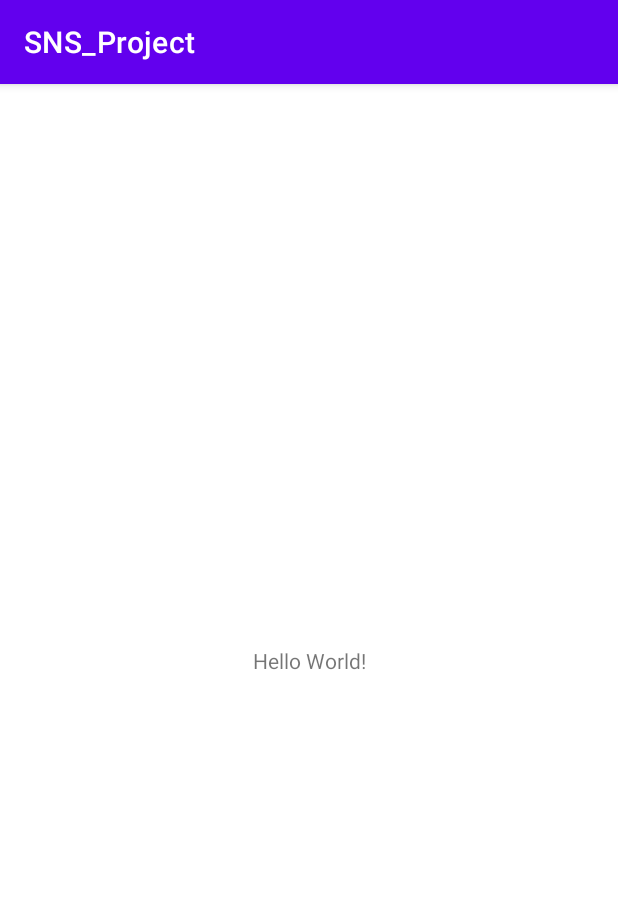
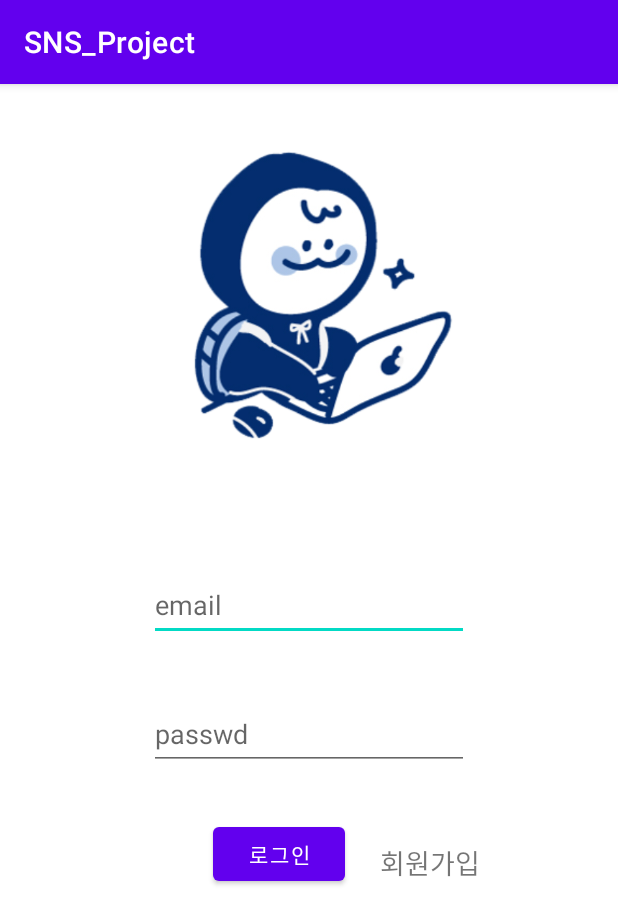
Before and after one commit to wonchanjoo/Android_SNS_Project, an Android app: the screen it shows after launch (MainActivity), on a phone screen of 412 x 824 dp. Shown: the top 924 px of the screen. Run offline under Robolectric (Android 15) with nearby library versions, the phone set to English and light mode, and no system bars.

Commit message:
login xml

```diff
--- a/app/src/main/AndroidManifest.xml
+++ b/app/src/main/AndroidManifest.xml
@@ -17,14 +17,13 @@
             android:exported="true">
             <intent-filter>
                 <action android:name="android.intent.action.MAIN" />
-
                 <category android:name="android.intent.category.LAUNCHER" />
             </intent-filter>
-
             <meta-data
                 android:name="android.app.lib_name"
                 android:value="" />
         </activity>
+        <activity android:name=".LoadingActivity" />
     </application>
 
 </manifest>
--- /dev/null
+++ b/app/src/main/java/com/example/sns_project/LoadingActivity.kt
@@ -0,0 +1,16 @@
+package com.example.sns_project
+
+import android.content.Intent
+import android.os.Bundle
+import android.os.Handler
+import androidx.appcompat.app.AppCompatActivity
+
+class LoadingActivity : AppCompatActivity() {
+    override fun onCreate(savedInstanceState: Bundle?) {
+        super.onCreate(savedInstanceState)
+        setContentView(R.layout.activity_loading)
+        val handler:Handler = Handler()
+        handler.postDelayed({
+            finish() },2000)
+    }
+}
--- a/app/src/main/java/com/example/sns_project/MainActivity.kt
+++ b/app/src/main/java/com/example/sns_project/MainActivity.kt
@@ -1,11 +1,15 @@
     package com.example.sns_project
 
+import android.content.Intent
 import androidx.appcompat.app.AppCompatActivity
 import android.os.Bundle
 
 class MainActivity : AppCompatActivity() {
     override fun onCreate(savedInstanceState: Bundle?) {
         super.onCreate(savedInstanceState)
-        setContentView(R.layout.activity_main)
+        setContentView(R.layout.activity_login)
+
+        val intent = Intent(this, LoadingActivity::class.java)
+        startActivity(intent)
     }
 }
--- /dev/null
+++ b/app/src/main/res/layout/activity_login.xml
@@ -0,0 +1,73 @@
+<?xml version="1.0" encoding="utf-8"?>
+<androidx.constraintlayout.widget.ConstraintLayout xmlns:android="http://schemas.android.com/apk/res/android"
+    xmlns:app="http://schemas.android.com/apk/res-auto"
+    xmlns:tools="http://schemas.android.com/tools"
+    android:layout_width="match_parent"
+    android:layout_height="match_parent">
+
+    <Button
+        android:id="@+id/Login"
+        android:layout_width="wrap_content"
+        android:layout_height="wrap_content"
+        android:layout_marginTop="200dp"
+        android:text="로그인"
+        app:layout_constraintBottom_toBottomOf="parent"
+        app:layout_constraintEnd_toEndOf="parent"
+        app:layout_constraintHorizontal_bias="0.439"
+        app:layout_constraintStart_toStartOf="parent"
+        app:layout_constraintTop_toTopOf="parent"
+        app:layout_constraintVertical_bias="0.556" />
+
+    <TextView
+        android:id="@+id/SignUp"
+        android:layout_width="wrap_content"
+        android:layout_height="wrap_content"
+        android:layout_marginTop="180dp"
+        android:clickable="true"
+        android:focusable="true"
+        android:minHeight="48dp"
+        android:text="회원가입"
+        android:textSize="18dp"
+        app:layout_constraintBottom_toBottomOf="parent"
+        app:layout_constraintEnd_toEndOf="parent"
+        app:layout_constraintHorizontal_bias="0.2"
+        app:layout_constraintStart_toEndOf="@+id/Login"
+        app:layout_constraintTop_toTopOf="parent"
+        app:layout_constraintVertical_bias="0.602" />
+
+    <ImageView
+        android:id="@+id/logoImg"
+        android:layout_width="227dp"
+        android:layout_height="265dp"
+        app:layout_constraintEnd_toEndOf="parent"
+        app:layout_constraintStart_toStartOf="parent"
+        app:layout_constraintTop_toTopOf="parent"
+        app:srcCompat="@drawable/sangsangbugi" />
+
+    <EditText
+        android:id="@+id/editEmail"
+        android:layout_width="wrap_content"
+        android:layout_height="wrap_content"
+        android:layout_marginTop="20dp"
+        android:ems="10"
+        android:hint="email"
+        android:inputType="textPersonName"
+        android:minHeight="48dp"
+        app:layout_constraintBottom_toTopOf="@+id/editPassword"
+        app:layout_constraintEnd_toEndOf="parent"
+        app:layout_constraintStart_toStartOf="parent"
+        app:layout_constraintTop_toBottomOf="@+id/logoImg" />
+
+    <EditText
+        android:id="@+id/editPassword"
+        android:layout_width="wrap_content"
+        android:layout_height="wrap_content"
+        android:layout_marginBottom="32dp"
+        android:ems="10"
+        android:hint="passwd"
+        android:inputType="textPassword"
+        android:minHeight="48dp"
+        app:layout_constraintBottom_toTopOf="@+id/Login"
+        app:layout_constraintEnd_toEndOf="parent"
+        app:layout_constraintStart_toStartOf="parent" />
+</androidx.constraintlayout.widget.ConstraintLayout>
--- a/app/src/main/res/values-night/themes.xml
+++ b/app/src/main/res/values-night/themes.xml
@@ -2,6 +2,7 @@
     <!-- Base application theme. -->
     <style name="Theme.SNS_Project" parent="Theme.MaterialComponents.DayNight.DarkActionBar">
         <!-- Primary brand color. -->
+        <item name="android:windowNoTitle">true</item>
         <item name="colorPrimary">@color/purple_200</item>
         <item name="colorPrimaryVariant">@color/purple_700</item>
         <item name="colorOnPrimary">@color/black</item>
--- a/app/src/main/res/values/themes.xml
+++ b/app/src/main/res/values/themes.xml
@@ -2,6 +2,7 @@
     <!-- Base application theme. -->
     <style name="Theme.SNS_Project" parent="Theme.MaterialComponents.DayNight.DarkActionBar">
         <!-- Primary brand color. -->
+        <item name="android:windowNoTitle">true</item>
         <item name="colorPrimary">@color/purple_500</item>
         <item name="colorPrimaryVariant">@color/purple_700</item>
         <item name="colorOnPrimary">@color/white</item>
@@ -13,4 +14,6 @@
         <item name="android:statusBarColor">?attr/colorPrimaryVariant</item>
         <!-- Customize your theme here. -->
     </style>
+
+
 </resources>
```
Also changed, not shown: app/src/main/res/layout/activity_loading.xml (added, +29 -0 lines), app/src/main/res/layout/activity_singup.xml (added, +79 -0 lines), app/src/main/res/drawable/loading.png (added), app/src/main/res/drawable/sangsangbugi.png (added).
